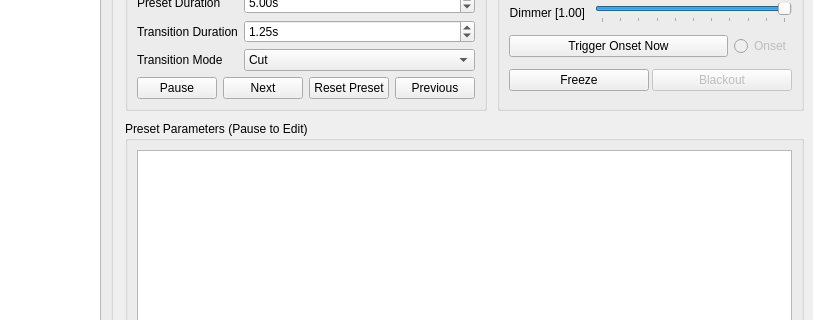
This is ui/firemix.ui in Openlights/firemix as Qt 5 draws it before an edit; both pictures show x 255 to 1068 and y 92 to 412 of the 1068 by 712 pixel window. The edited form follows.
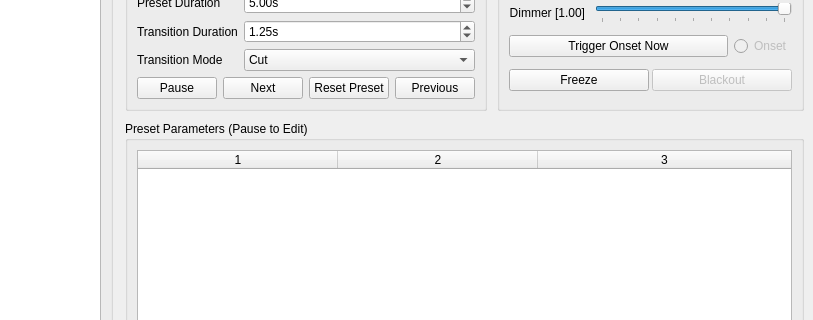
This is the edited form. Custom widgets are drawn as their Qt base class.

Commit message: adjust firemixgui table column widths, headers

Patch:
```diff
--- a/ui/firemix.ui
+++ b/ui/firemix.ui
@@ -454,15 +454,33 @@
           <layout class="QVBoxLayout" name="verticalLayout">
            <item>
             <widget class="QTableWidget" name="tbl_preset_parameters">
+             <property name="sizePolicy">
+              <sizepolicy hsizetype="Expanding" vsizetype="Expanding">
+               <horstretch>0</horstretch>
+               <verstretch>0</verstretch>
+              </sizepolicy>
+             </property>
              <property name="alternatingRowColors">
               <bool>true</bool>
              </property>
              <property name="columnCount">
-              <number>2</number>
+              <number>3</number>
              </property>
              <attribute name="horizontalHeaderVisible">
+              <bool>true</bool>
+             </attribute>
+             <attribute name="horizontalHeaderCascadingSectionResizes">
+              <bool>true</bool>
+             </attribute>
+             <attribute name="horizontalHeaderDefaultSectionSize">
+              <number>200</number>
+             </attribute>
+             <attribute name="horizontalHeaderHighlightSections">
               <bool>false</bool>
              </attribute>
+             <attribute name="horizontalHeaderStretchLastSection">
+              <bool>true</bool>
+             </attribute>
              <attribute name="verticalHeaderVisible">
               <bool>false</bool>
              </attribute>
@@ -471,6 +489,7 @@
              </attribute>
              <column/>
              <column/>
+             <column/>
             </widget>
            </item>
           </layout>
```
Left out of the diff: 37 changed lines with no effect on the pictures. The commit also changes 1 other file.
